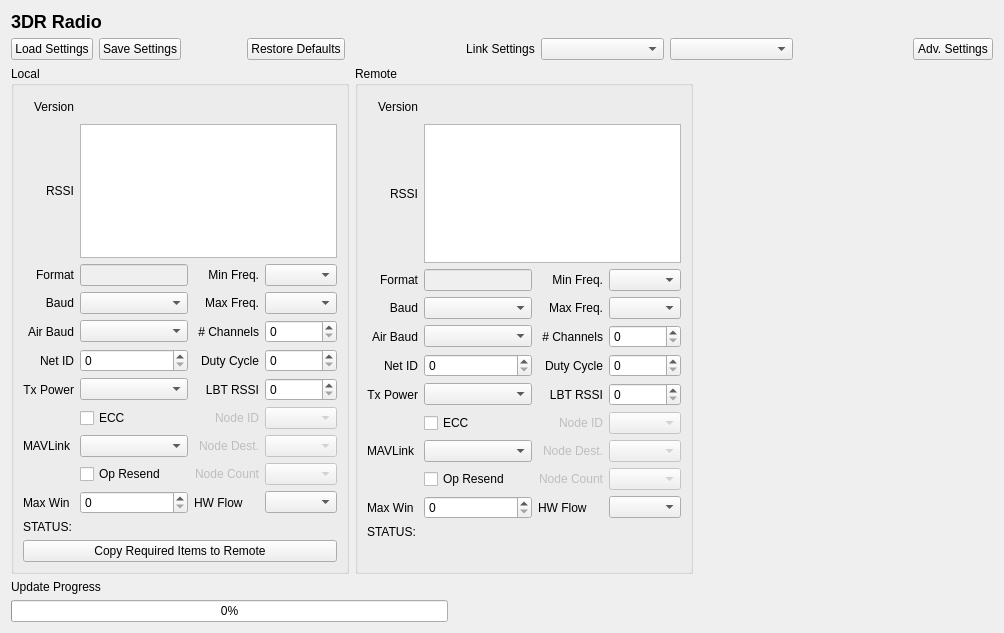
The window that src/ui/configuration/Radio3DRConfig.ui (ArduPilot/apm_planner) describes before a commit, drawn with Qt 5.
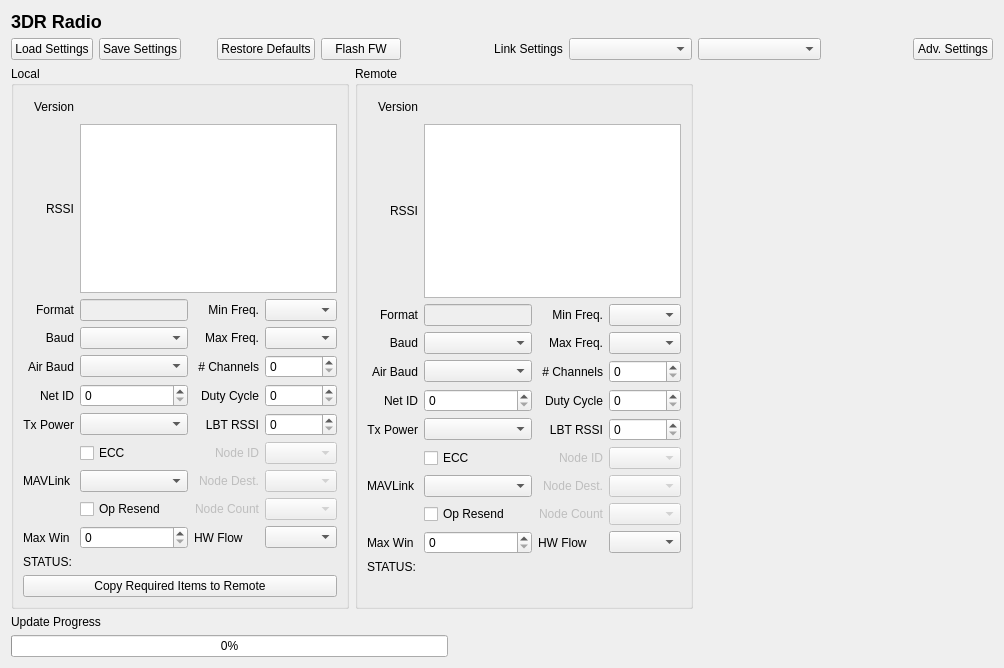
The same window after the commit.

Commit message: Radio Setup: Add Port Scanning

Patch:
```diff
--- a/src/ui/configuration/Radio3DRConfig.ui
+++ b/src/ui/configuration/Radio3DRConfig.ui
@@ -7,7 +7,7 @@
     <x>0</x>
     <y>0</y>
     <width>1004</width>
-    <height>633</height>
+    <height>668</height>
    </rect>
   </property>
   <property name="windowTitle">
@@ -52,7 +52,7 @@
          </property>
          <property name="sizeHint" stdset="0">
           <size>
-           <width>60</width>
+           <width>30</width>
            <height>20</height>
           </size>
          </property>
@@ -65,6 +65,13 @@
          </property>
         </widget>
        </item>
+       <item>
+        <widget class="QPushButton" name="flashPushButton">
+         <property name="text">
+          <string>Flash FW</string>
+         </property>
+        </widget>
+       </item>
        <item>
         <spacer name="horizontalSpacer_4">
          <property name="orientation">
```
Left out of the diff: 1 changed line with no effect on the pictures. The commit also changes 5 other files.
